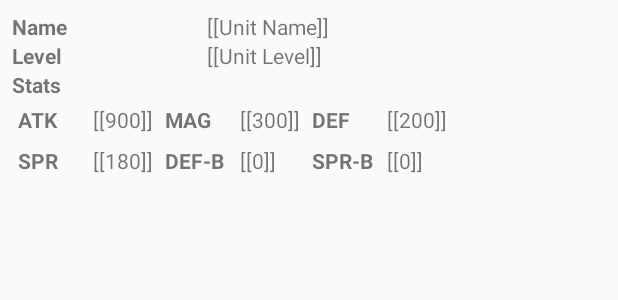
After one commit to sammycode/FFBEChainCalculator, an Android app: the layout unit_listitem_view.xml on its own in the app's theme, with its tools: preview values and no code run, on a phone screen of 412 x 824 dp. The commit adds this screen. Shown: the top 300 px of the screen. Run offline under Robolectric (Android 15) with nearby library versions, the phone set to English and light mode, and no system bars.

Commit message:
Added Unit ListItem for Recycler View rendering Added start of Unit ListItem adapter, to display results using cursor from content provider

```diff
--- /dev/null
+++ b/app/src/main/res/layout/unit_listitem_view.xml
@@ -0,0 +1,183 @@
+<?xml version="1.0" encoding="utf-8"?>
+<LinearLayout xmlns:android="http://schemas.android.com/apk/res/android"
+    android:orientation="vertical"
+    android:layout_width="match_parent"
+    android:layout_height="match_parent"
+    android:layout_marginTop="@dimen/listitemview_item_vertical_margin"
+    android:layout_marginBottom="@dimen/listitemview_item_vertical_margin"
+    android:layout_marginLeft="@dimen/listitemview_item_horizontal_margin"
+    android:layout_marginRight="@dimen/listitemview_item_horizontal_margin" >
+
+    <!-- Unit Name Group -->
+    <LinearLayout
+        android:layout_width="match_parent"
+        android:layout_height="wrap_content"
+        android:orientation="horizontal" >
+
+        <TextView
+            android:layout_width="130dp"
+            android:layout_height="wrap_content"
+            android:text="@string/u_liv_tv_unit_name_label"
+            android:textStyle="bold"/>
+        <TextView
+            android:id="@+id/tv_unit_name"
+            android:layout_width="match_parent"
+            android:layout_height="wrap_content"
+            android:text="[[Unit Name]]"/>
+
+    </LinearLayout>
+
+    <!-- Unit Level Group -->
+    <LinearLayout
+        android:layout_width="match_parent"
+        android:layout_height="wrap_content"
+        android:orientation="horizontal" >
+
+        <TextView
+            android:layout_width="130dp"
+            android:layout_height="wrap_content"
+            android:text="@string/u_liv_tv_unit_level_label"
+            android:textStyle="bold"/>
+        <TextView
+            android:id="@+id/tv_unit_level"
+            android:layout_width="match_parent"
+            android:layout_height="wrap_content"
+            android:text="[[Unit Level]]"/>
+
+    </LinearLayout>
+
+    <!-- Unit Stats Group -->
+    <LinearLayout
+        android:layout_width="match_parent"
+        android:layout_height="wrap_content"
+        android:orientation="vertical" >
+
+        <TextView
+            android:layout_width="match_parent"
+            android:layout_height="wrap_content"
+            android:text="@string/u_liv_unit_stats_header_label"
+            android:textStyle="bold"/>
+
+        <GridLayout
+            android:layout_width="match_parent"
+            android:layout_height="wrap_content"
+            android:rowCount="2"
+            android:columnCount="3"
+            android:useDefaultMargins="true">
+
+
+            <!-- Attack Power Group -->
+            <LinearLayout
+                android:orientation="horizontal">
+
+                <TextView
+                    android:layout_width="50dp"
+                    android:layout_height="wrap_content"
+                    android:textStyle="bold"
+                    android:text="@string/u_liv_unit_stats_attack_power_label"/>
+
+                <TextView
+                    android:id="@+id/tv_unit_attack_power"
+                    android:layout_width="wrap_content"
+                    android:layout_height="wrap_content"
+                    android:text="[[900]]"/>
+
+            </LinearLayout>
+
+            <!-- Magic Power Group -->
+            <LinearLayout
+                android:orientation="horizontal">
+
+                <TextView
+                    android:layout_width="50dp"
+                    android:layout_height="wrap_content"
+                    android:textStyle="bold"
+                    android:text="@string/u_liv_unit_stats_magic_power_label"/>
+
+                <TextView
+                    android:id="@+id/tv_unit_magic_power"
+                    android:layout_width="wrap_content"
+                    android:layout_height="wrap_content"
+                    android:text="[[300]]"/>
+
+            </LinearLayout>
+
+            <!-- Defense Rating Group -->
+            <LinearLayout
+                android:orientation="horizontal">
+
+                <TextView
+                    android:layout_width="50dp"
+                    android:layout_height="wrap_content"
+                    android:textStyle="bold"
+                    android:text="@string/u_liv_unit_stats_defense_rating_label"/>
+                <TextView
+                    android:id="@+id/tv_unt_defense_rating"
+                    android:layout_width="wrap_content"
+                    android:layout_height="wrap_content"
+                    android:text="[[200]]"/>
+
+            </LinearLayout>
+
+            <!-- Spirit Rating Group -->
+            <LinearLayout
+                android:orientation="horizontal">
+
+                <TextView
+                    android:layout_width="50dp"
+                    android:layout_height="wrap_content"
+                    android:textStyle="bold"
+                    android:text="@string/u_liv_unit_stats_spirit_rating_label"/>
+
+                <TextView
+                    android:id="@+id/tv_unit_spirit_rating"
+                    android:layout_width="wrap_content"
+                    android:layout_height="wrap_content"
+                    android:text="[[180]]"/>
+
+            </LinearLayout>
+
+            <!-- Defense Broken Group -->
+            <LinearLayout
+                android:orientation="horizontal">
+
+                <TextView
+                    android:layout_width="50dp"
+                    android:layout_height="wrap_content"
+                    android:textStyle="bold"
+                    android:text="@string/u_liv_unit_stats_defense_broken_label"/>
+
+                <TextView
+                    android:id="@+id/tv_unit_defense_broken"
+                    android:layout_width="wrap_content"
+                    android:layout_height="wrap_content"
+                    android:text="[[0]]"/>
+
+            </LinearLayout>
+
+            <!-- Spirit Broken Group -->
+            <LinearLayout
+                android:orientation="horizontal">
+
+                <TextView
+                    android:layout_width="50dp"
+                    android:layout_height="wrap_content"
+                    android:textStyle="bold"
+                    android:text="@string/u_liv_unit_stats_spirit_broken_label"/>
+
+                <TextView
+                    android:id="@+id/tv_unit_spirit_broken"
+                    android:layout_width="wrap_content"
+                    android:layout_height="wrap_content"
+                    android:text="[[0]]"/>
+
+            </LinearLayout>
+
+
+
+        </GridLayout>
+
+    </LinearLayout>
+
+
+</LinearLayout>
--- a/app/src/main/res/values/dimens.xml
+++ b/app/src/main/res/values/dimens.xml
@@ -4,4 +4,7 @@
     <dimen name="activity_horizontal_margin">16dp</dimen>
     <dimen name="activity_vertical_margin">16dp</dimen>
     <dimen name="fab_margin">16dp</dimen>
+
+    <dimen name="listitemview_item_horizontal_margin">8dp</dimen>
+    <dimen name="listitemview_item_vertical_margin">8dp</dimen>
 </resources>
--- a/app/src/main/res/values/strings.xml
+++ b/app/src/main/res/values/strings.xml
@@ -54,4 +54,15 @@
     <string name="eu_et_unit_spirit_broken_label" translatable="true">Spirit Broken</string>
     <string name="eu_et_unit_spirit_broken_hint" translatable="true">spirit broken</string>
 
+    <!-- Unit ListItem View -->
+    <string name="u_liv_tv_unit_name_label" translatable="true">Name</string>
+    <string name="u_liv_tv_unit_level_label" translatable="true">Level</string>
+    <string name="u_liv_unit_stats_header_label" translatable="true">Stats</string>
+    <string name="u_liv_unit_stats_attack_power_label" translatable="true">ATK</string>
+    <string name="u_liv_unit_stats_magic_power_label" translatable="true">MAG</string>
+    <string name="u_liv_unit_stats_defense_rating_label" translatable="true">DEF</string>
+    <string name="u_liv_unit_stats_spirit_rating_label" translatable="true">SPR</string>
+    <string name="u_liv_unit_stats_defense_broken_label" translatable="true">DEF-B</string>
+    <string name="u_liv_unit_stats_spirit_broken_label" translatable="true">SPR-B</string>
+
 </resources>
```
Also changed, not shown: app/src/main/java/ca/valleyforge/android/ffbechaincalculator/adapters/UnitListAdapter.java (added, +195 -0 lines).
